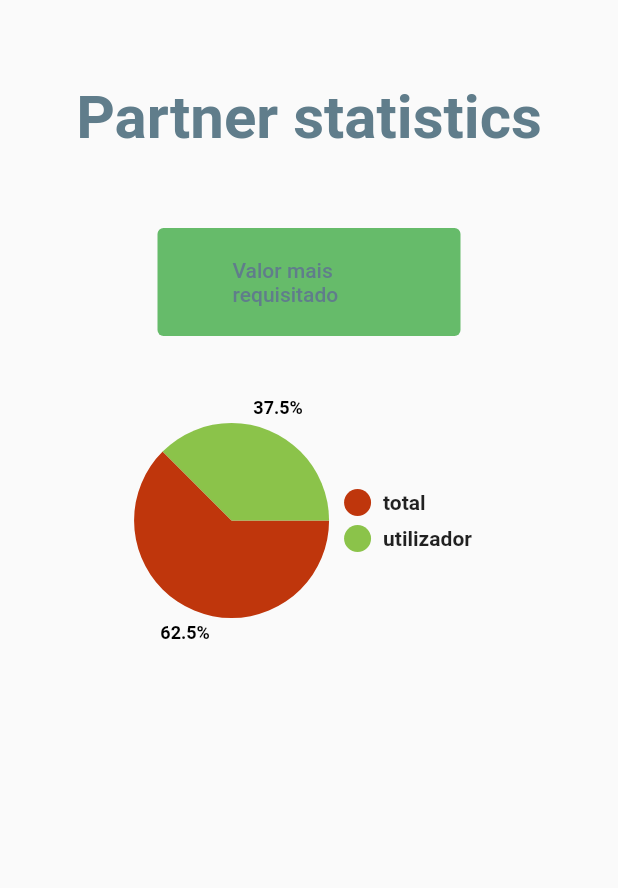
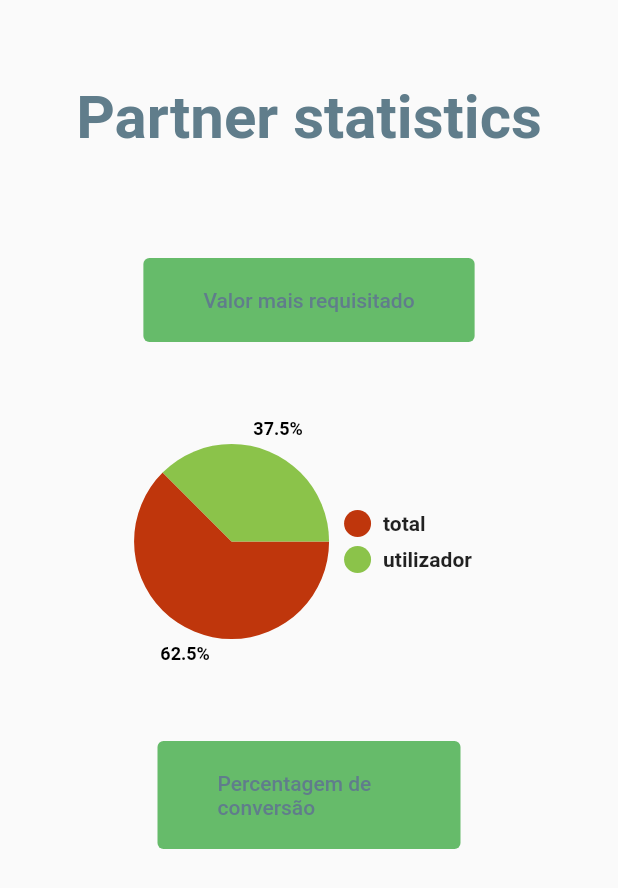
Before and after one commit to jpdco-iscteiul/eco_point_app_b2b, a Flutter app: what statistics() shows on an empty page, opened directly, on a phone screen of 412 x 824 dp. Shown: the top 888 px of the screen. Run offline on Flutter 3.47's test engine with Material 2 defaults, Android fonts, the light colour scheme and no system bars; drawn by our look-alikes of pie_chart; our stand-ins replace parse_server_sdk.

Commit message:
statistics page finish

```diff
--- a/lib/Screens/statistics.dart
+++ b/lib/Screens/statistics.dart
@@ -1,6 +1,7 @@
 import 'package:flutter/cupertino.dart';
 import 'package:flutter/material.dart';
 import 'package:pie_chart/pie_chart.dart';
+
 //import 'package:pie_chart/pie_chart.dart';
 
 // Define a custom Form widget.
@@ -48,17 +49,15 @@ class statisticsState extends State<statistics> {
                         fontFamily: "Roboto"),
                   ),
                   SizedBox(
-                    height: 30,
+                    height: 50,
                   ),
                   Container(
-                    padding: EdgeInsets.only(
-                        bottom: 20, top: 20, left: 80, right: 80),
+                    padding: EdgeInsets.only(bottom: 20, top: 20, left: 40, right: 40),
                     child: Column(
                       children: <Widget>[
                         TextButton(
                             style: TextButton.styleFrom(
-                              padding: EdgeInsets.only(
-                                  bottom: 20, top: 20, left: 50, right: 50),
+                              padding: EdgeInsets.only(bottom: 20, top: 20, left: 40, right: 40),
                               primary: Colors.blueGrey,
                               backgroundColor: Colors.green[400],
                               onSurface: Colors.grey,
@@ -72,7 +71,7 @@ class statisticsState extends State<statistics> {
                     ),
                   ),
                   SizedBox(
-                    height:30,
+                    height:40,
                   ),
                   Container(
                     // padding: EdgeInsets.all(20),
@@ -102,6 +101,29 @@ class statisticsState extends State<statistics> {
                         showChartValuesOutside: true,
                         decimalPlaces: 1,
                       ),
+                    ),
+                  ),
+                  SizedBox(
+                    height:40,
+                  ),
+                  Container(
+                    padding: EdgeInsets.only(
+                        bottom: 20, top: 20, left: 80, right: 80),
+                    child: Column(
+                      children: <Widget>[
+                        TextButton(
+                            style: TextButton.styleFrom(
+                              padding: EdgeInsets.only(bottom: 20, top: 20, left: 40, right: 40),
+                              primary: Colors.blueGrey,
+                              backgroundColor: Colors.green[400],
+                              onSurface: Colors.grey,
+                            ),
+                            child: Text('Percentagem de conversão'),
+                            onPressed: () {
+                              popUpPercentage();
+                            }),
+
+                      ],
                     ),
                   ),
                 ],
@@ -138,4 +160,31 @@ class statisticsState extends State<statistics> {
       },
     );
   }
+
+  void popUpPercentage() {
+    showDialog(
+      context: context,
+      builder: (BuildContext context) {
+        return AlertDialog(
+          title: Text("A percentagem de conversão de vouchers foi:"),
+          content: Container(
+            child: Column(
+              mainAxisSize: MainAxisSize.min,
+              children: [
+                Text(
+                  "10%",
+                  style: TextStyle(
+                      fontSize: 30,
+                      color: Colors.blueGrey,
+                      fontWeight: FontWeight.w700,
+                      fontFamily: "Roboto"),
+                ),
+              ],
+            ),
+          ),
+        );
+      },
+    );
+  }
+
 }
```
